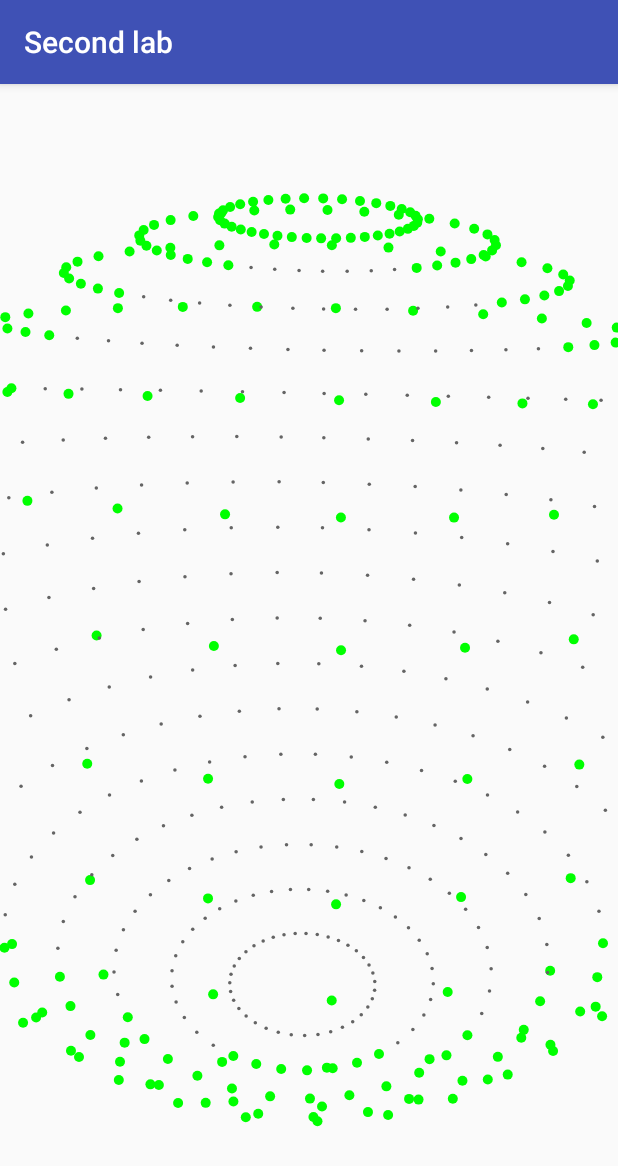
After one commit to Nickolas981/CompGraph, an Android app: the LabThreeActivity screen opened directly, with no data from a screen before it, on a phone screen of 412 x 824 dp. The commit adds this screen. Shown: the top 1166 px of the screen. Run offline under Robolectric (Android 15) with nearby library versions, the phone set to English and light mode, and no system bars.

Commit message:
Draw sphere with animation

```diff
--- a/app/src/main/AndroidManifest.xml
+++ b/app/src/main/AndroidManifest.xml
@@ -18,6 +18,7 @@
         </activity>
         <activity android:name=".lab2.LabTwoActivity" />
         <activity android:name=".lab1.LabOneActivity" />
+        <activity android:name=".lab3.LabThreeActivity" />
     </application>
 
 </manifest>
--- a/app/src/main/java/ua/kpi/dongumen/compgraph/MainActivity.kt
+++ b/app/src/main/java/ua/kpi/dongumen/compgraph/MainActivity.kt
@@ -7,6 +7,7 @@ import ua.kpi.dongumen.compgraph.extensions.onClick
 import ua.kpi.dongumen.compgraph.extensions.startActivity
 import ua.kpi.dongumen.compgraph.lab1.LabOneActivity
 import ua.kpi.dongumen.compgraph.lab2.LabTwoActivity
+import ua.kpi.dongumen.compgraph.lab3.LabThreeActivity
 
 class MainActivity : AppCompatActivity() {
 
@@ -16,5 +17,6 @@ class MainActivity : AppCompatActivity() {
 
         first_lab.onClick { startActivity<LabOneActivity>() }
         second_lab.onClick { startActivity<LabTwoActivity>() }
+        third_lab.onClick { startActivity<LabThreeActivity>() }
     }
 }
--- /dev/null
+++ b/app/src/main/java/ua/kpi/dongumen/compgraph/extensions/Any.kt
@@ -0,0 +1,11 @@
+package ua.kpi.dongumen.compgraph.extensions
+
+fun <T> Any.fori(startValue: T, compare: (T) -> Boolean, action: (T) -> T, body: (T) -> Unit) {
+    var start = startValue
+    while (compare.invoke(start)) {
+
+        body.invoke(start)
+
+        start = action.invoke(start)
+    }
+}
--- /dev/null
+++ b/app/src/main/java/ua/kpi/dongumen/compgraph/lab3/LabThreeActivity.kt
@@ -0,0 +1,109 @@
+package ua.kpi.dongumen.compgraph.lab3
+
+import android.os.Bundle
+import android.os.Handler
+import android.support.v7.app.AppCompatActivity
+import android.view.MotionEvent
+import android.view.MotionEvent.INVALID_POINTER_ID
+import android.view.ScaleGestureDetector
+import kotlinx.android.synthetic.main.activity_lab_three.*
+import ua.kpi.dongumen.compgraph.R
+
+
+class LabThreeActivity : AppCompatActivity() {
+
+    val handler = Handler()
+    val step = Math.PI / 90
+    private var mActivePointerId = INVALID_POINTER_ID
+    private var mLastTouchX = 0f
+    private var mLastTouchY = 0f
+    private val rotation = Rotation({
+        my_view3.rotation = my_view3.rotation + step
+        my_view3.invalidate()
+    }, handler)
+    private var running = false
+
+    private var mScaleGestureDetector: ScaleGestureDetector? = null
+
+    override fun onCreate(savedInstanceState: Bundle?) {
+        super.onCreate(savedInstanceState)
+        setContentView(R.layout.activity_lab_three)
+        mScaleGestureDetector = ScaleGestureDetector(this, ScaleListener())
+        setTitle(R.string.second_lab)
+
+        toggleAnimation()
+
+    }
+
+    private fun toggleAnimation() {
+        if (running) {
+            handler.removeCallbacksAndMessages(null)
+        } else {
+            handler.postDelayed(rotation, 20)
+        }
+        running = !running
+    }
+
+    override fun onTouchEvent(motionEvent: MotionEvent): Boolean {
+        mScaleGestureDetector?.onTouchEvent(motionEvent)
+
+        val action = motionEvent.actionMasked
+
+        when (action) {
+            MotionEvent.ACTION_DOWN -> {
+                val pointerIndex = motionEvent.actionIndex
+                val x = motionEvent.getX(pointerIndex)
+                val y = motionEvent.getY(pointerIndex)
+
+                // Remember where we started (for dragging)
+                mLastTouchX = x
+                mLastTouchY = y
+                // Save the ID of this pointer (for dragging)
+                mActivePointerId = motionEvent.getPointerId(0)
+            }
+
+            MotionEvent.ACTION_MOVE -> {
+                try {// Find the index of the active pointer and fetch its position
+                    val pointerIndex = motionEvent.findPointerIndex(mActivePointerId)
+
+                    val x = motionEvent.getX(pointerIndex)
+                    val y = motionEvent.getY(pointerIndex)
+
+
+                    val dx = x - mLastTouchX
+                    val dy = y - mLastTouchY
+
+                    my_view3.offsetY += dy
+                    my_view3.offsetX += dx
+
+                    my_view3.invalidate()
+
+                    // Remember this touch position for the next move event
+                    mLastTouchX = x
+                    mLastTouchY = y
+                } catch (ignored: Exception) {
+                }
+            }
+        }
+
+        return true
+    }
+
+
+    class Rotation(val run: () -> Unit, val handler: Handler) : Runnable {
+        override fun run() {
+            run.invoke()
+            handler.postDelayed(this, 20)
+        }
+
+    }
+
+    private inner class ScaleListener : ScaleGestureDetector.SimpleOnScaleGestureListener() {
+        override fun onScale(scaleGestureDetector: ScaleGestureDetector): Boolean {
+            my_view3.scale *= scaleGestureDetector.scaleFactor
+            my_view3.invalidate()
+            return true
+        }
+    }
+
+}
--- /dev/null
+++ b/app/src/main/java/ua/kpi/dongumen/compgraph/lab3/NewLabThreeView.kt
@@ -0,0 +1,158 @@
+package ua.kpi.dongumen.compgraph.lab3
+
+import android.content.Context
+import android.graphics.Canvas
+import android.graphics.Color
+import android.graphics.Paint
+import android.util.AttributeSet
+import android.view.View
+import ua.kpi.dongumen.compgraph.extensions.fori
+
+
+class NewLabThreeView : View {
+
+    constructor(context: Context) : super(context)
+
+    constructor(context: Context, attrs: AttributeSet?) : super(context, attrs)
+
+    constructor(context: Context, attrs: AttributeSet?, defStyleAttr: Int) : super(context, attrs, defStyleAttr)
+
+    var rotation = 0.0
+    var distance = 800.0
+    var scale = 1f
+
+    private var dotSize = 5
+    var offsetX = 0f
+    //        get() = if (offsetX < scale * 5) offsetX else scale * 5
+    var offsetY = 0f
+//        get() = if (offsetY < scale * 5) offsetY else scale * 5
+
+    private val primaryPaint by lazy {
+        Paint().apply { style = Paint.Style.FILL }
+                .apply { color = Color.rgb(0, 255, 0) }
+                .apply { strokeWidth = 2f }
+    }
+
+    private val hintPaint by lazy {
+        Paint().apply { style = Paint.Style.FILL }
+                .apply { color = Color.rgb(100, 100, 100) }
+                .apply { strokeWidth = 2f }
+    }
+
+    class Point3D {
+        var x = 0.0
+        var y = 0.0
+        var z = 0.0
+    }
+
+    override fun onDraw(canvas: Canvas?) {
+        super.onDraw(canvas)
+        render(canvas!!)
+    }
+
+    class Sphere3D(val radius: Double) {
+        var point = mutableListOf<Point3D>()
+
+        init {
+            fori(0.0, { it <= 6.28 }, { it + 0.17 })
+            { alpha ->
+                point.add(Point3D())
+                val p = point.last()
+
+                p.x = Math.cos(alpha) * this.radius
+                p.y = 0.0
+                p.z = Math.sin(alpha) * this.radius
+            }
+
+            // Ciclo da 0ø a 90ø con passo di 10ø...calcola la prima semisfera (direction = 1)
+            // Ciclo da 0ø a 90ø con passo di 10ø...calcola la seconda semisfera (direction = -1)
+
+            fori(1, { it >= -1 }, { it - 2 }) { direction ->
+                fori(0.17, { it < 1.445 }, { it + 0.17 }) { beta ->
+
+                    val radius = Math.cos(beta) * this.radius
+                    val fixedY = Math.sin(beta) * this.radius * direction
+
+                    fori(0.0, { it < 6.28 }, { it + 0.17 }) { alpha ->
+                        point.add(Point3D())
+                        val p = point.last()
+
+                        p.x = Math.cos(alpha) * radius
+                        p.y = fixedY
+                        p.z = Math.sin(alpha) * radius
+                    }
+                }
+            }
+        }
+
+
+    }
+
+    fun rotateX(point: Point3D, radians: Double) {
+        val y = point.y
+        point.y = (y * Math.cos(radians)) + (point.z * Math.sin(radians) * -1.0)
+        point.z = (y * Math.sin(radians)) + (point.z * Math.cos(radians))
+    }
+
+    fun rotateY(point: Point3D, radians: Double) {
+        val x = point.x
+        point.x = (x * Math.cos(radians)) + (point.z * Math.sin(radians) * -1.0)
+        point.z = (x * Math.sin(radians)) + (point.z * Math.cos(radians))
+    }
+
+    fun rotateZ(point: Point3D, radians: Double) {
+        val x = point.x
+        point.x = (x * Math.cos(radians)) + (point.y * Math.sin(radians) * -1.0)
+        point.y = (x * Math.sin(radians)) + (point.y * Math.cos(radians))
+    }
+
+    fun projection(xy: Double, z: Double, xyOffset: Double, zOffset: Double, distance: Double): Double {
+        return ((distance * xy) / (z - zOffset)) + xyOffset
+    }
+
+    fun render(ctx: Canvas) {
+        val width = ctx.width
+        val height = ctx.height
+        var x: Double
+        var y: Double
+
+        val p = Point3D()
+
+        sphere.point.forEach {
+
+            p.x = it.x
+            p.y = it.y
+            p.z = it.z
+
+            rotateX(p, rotation)
+            rotateY(p, rotation)
+            rotateZ(p, rotation)
+
+            x = projection(p.x, p.z, width / 2.0, 100.0, distance * scale)
+            y = projection(p.y, p.z, height / 2.0, 100.0, distance * scale)
+
+            if ((x + offsetX >= 0) && (x + offsetX < width)) {
+                if ((y + offsetY >= 0) && (y + offsetY < height)) {
+                    if (p.z < 0) {
+                        drawBackPoint(ctx, x + offsetX, y + offsetY)
+                    } else {
+                        drawPoint(ctx, x + offsetX, y + offsetY)
+                        //drawPointWithGradient(ctx, x, y, 10, "rgb(0,200,0)", 0.8);
+                    }
+                }
+            }
+        }
+    }
+
+    fun drawPoint(ctx: Canvas, x: Double, y: Double) {
+        ctx.drawCircle(x.toFloat(), y.toFloat(), dotSize.toFloat() * scale, primaryPaint)
+    }
+
+    fun drawBackPoint(ctx: Canvas, x: Double, y: Double) {
+        ctx.drawCircle(x.toFloat(), y.toFloat(), (dotSize * 0.7).toFloat() * scale / 2, hintPaint)
+    }
+
+    companion object {
+        val sphere = Sphere3D(50.0)
+    }
+}
--- /dev/null
+++ b/app/src/main/res/layout/activity_lab_three.xml
@@ -0,0 +1,16 @@
+<?xml version="1.0" encoding="utf-8"?>
+<LinearLayout xmlns:android="http://schemas.android.com/apk/res/android"
+    xmlns:tools="http://schemas.android.com/tools"
+    android:layout_width="match_parent"
+    android:layout_height="match_parent"
+    android:orientation="vertical"
+    tools:context=".MainActivity">
+
+    <ua.kpi.dongumen.compgraph.lab3.NewLabThreeView
+        android:id="@+id/my_view3"
+        android:layout_width="match_parent"
+        android:layout_height="0dp"
+        android:layout_weight="1" />
+
+
+</LinearLayout>
```
Also changed, not shown: app/src/main/java/ua/kpi/dongumen/compgraph/lab3/LabThreeView.kt (+110 -2 lines), app/src/main/res/layout/activity_main.xml (+7 -0 lines).
